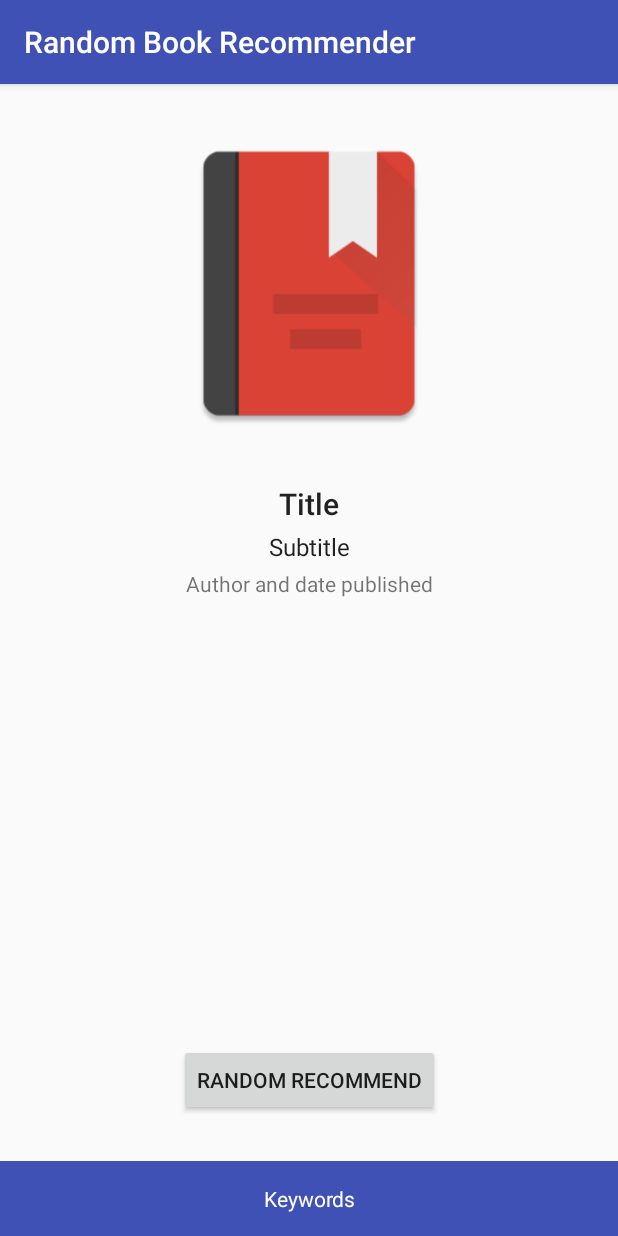
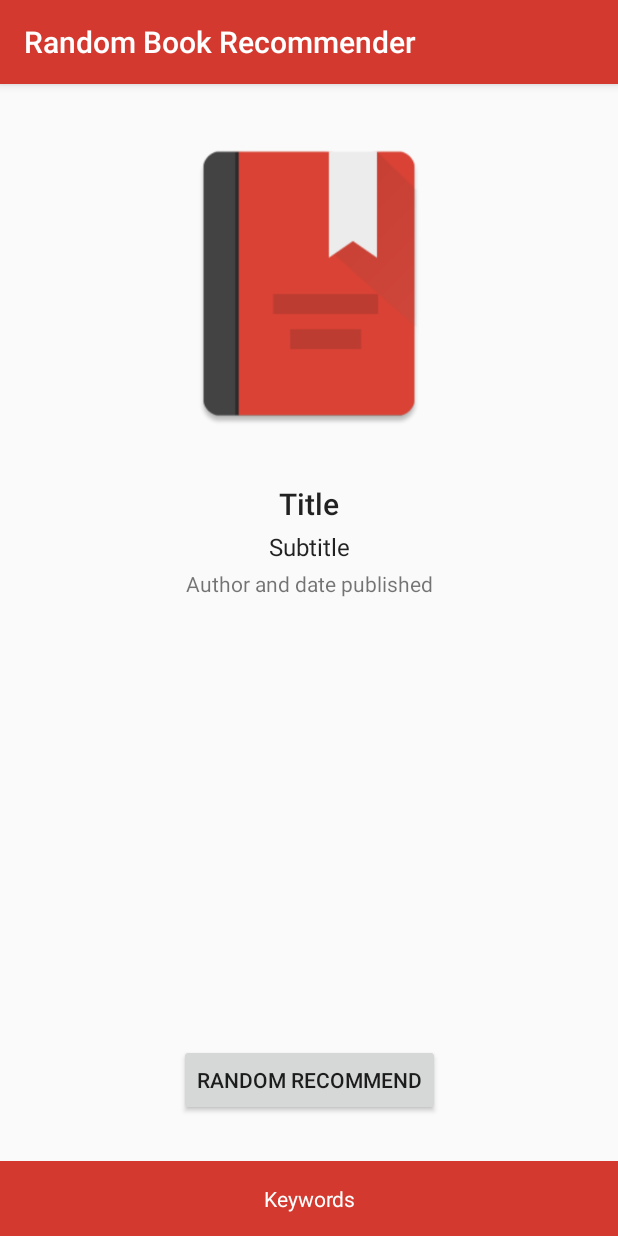
Before and after one commit to djacoronel/RandomBookRecommender, an Android app: the screen it shows after launch (MainActivity), on a phone screen of 412 x 824 dp. Run offline under Robolectric (Android 15) with nearby library versions, the phone set to English and light mode, and no system bars; our stand-ins replace Picasso, RxJava; libraries missing offline, so code that uses them is left out: org.jetbrains.anko; pictures from the network do not load.

Commit message:
Changed color scheme.

```diff
--- a/app/build.gradle
+++ b/app/build.gradle
@@ -10,8 +10,8 @@ android {
         applicationId "com.djacoronel.randombookrecommender"
         minSdkVersion 15
         targetSdkVersion 27
-        versionCode 1
-        versionName "1.0"
+        versionCode 2
+        versionName "1.1"
         testInstrumentationRunner "android.support.test.runner.AndroidJUnitRunner"
     }
     buildTypes {
--- a/app/src/main/java/com/djacoronel/randombookrecommender/view/MainActivity.kt
+++ b/app/src/main/java/com/djacoronel/randombookrecommender/view/MainActivity.kt
@@ -31,9 +31,7 @@ class MainActivity : AppCompatActivity() {
         setContentView(R.layout.activity_main)
 
         bookService = RetrofitHelper().getBookService()
-
         button.setOnClickListener { requestBooks() }
-
         setupBottomSheetBehavior()
     }
 
--- a/app/src/main/res/values/colors.xml
+++ b/app/src/main/res/values/colors.xml
@@ -1,6 +1,6 @@
 <?xml version="1.0" encoding="utf-8"?>
 <resources>
-  <color name="colorPrimary">#3F51B5</color>
-  <color name="colorPrimaryDark">#303F9F</color>
-  <color name="colorAccent">#FF4081</color>
+  <color name="colorPrimary">#D4392F</color>
+  <color name="colorPrimaryDark">#B4342B</color>
+  <color name="colorAccent">#E9E9E9</color>
 </resources>
```
Also changed, not shown: 2 other files.
